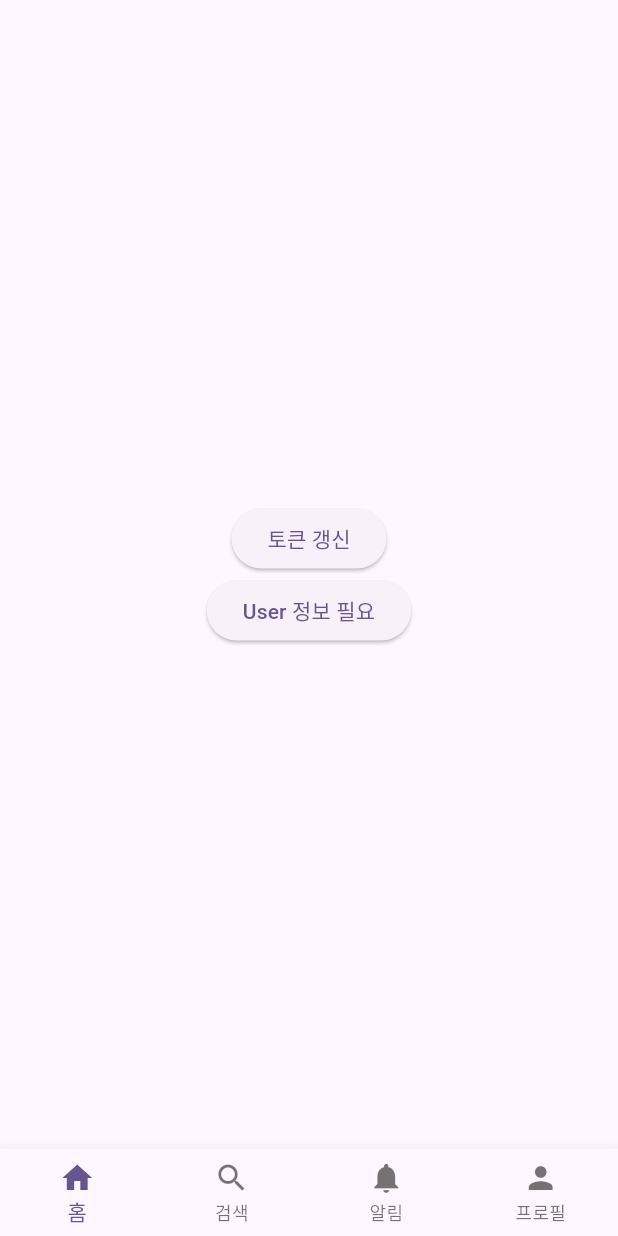
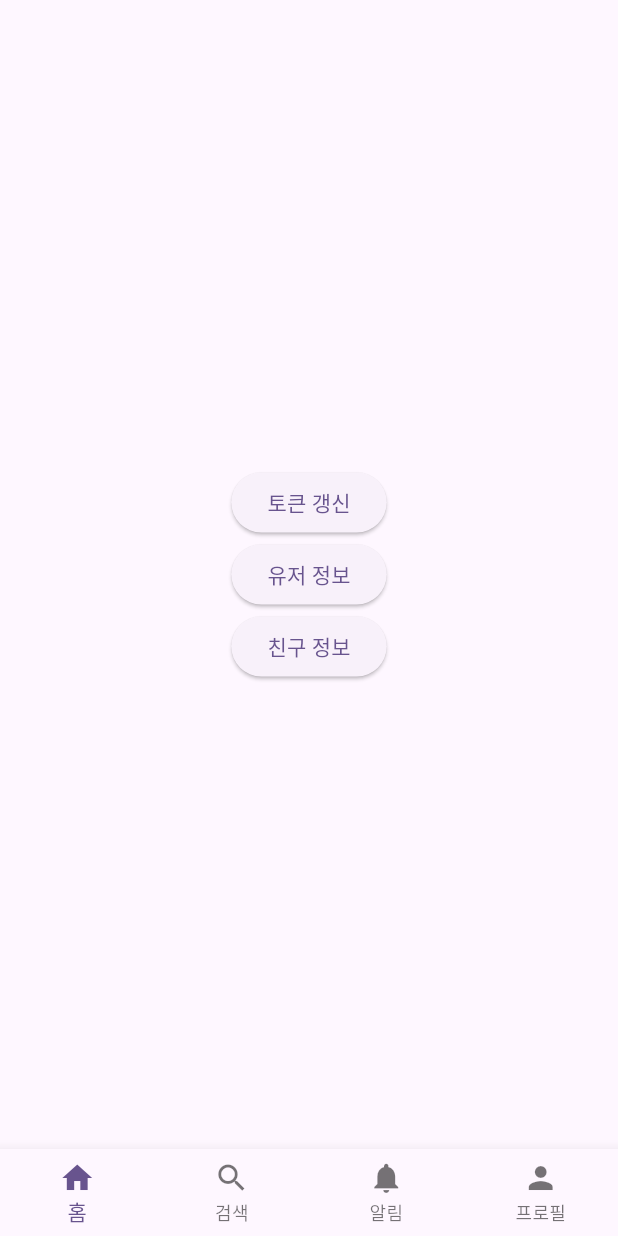
Before and after one commit to BeeChang/practice_flutter, a Flutter app: the screen it shows after launch, on a phone screen of 412 x 824 dp. Run offline on Flutter 3.47's test engine with Material 3 defaults, Android fonts, the phone set to English and light mode, and no system bars; our stand-ins replace dio, flutter_svg, freezed_annotation, get_it, go_router, logger and 3 more; generated files the repository leaves out were written again.

```diff
--- a/lib/api/api_client.dart
+++ b/lib/api/api_client.dart
@@ -17,6 +17,9 @@ abstract class ApiClient {
   @GET("/getUser")
   Future<UserResponse> getUser(@Query('search') String query);
 
+  @GET("/getFriend")
+  Future<UserResponse> getFriend(@Query('search') String query);
+
   @POST("/auth/refresh")
   Future<AuthToken> refreshToken(@Body() Map<String, String> refreshToken);
 }
--- a/lib/ui/home/HomeScreen.dart
+++ b/lib/ui/home/HomeScreen.dart
@@ -40,7 +40,14 @@ class _HomeScreenState extends State<HomeScreen> {
             onPressed: () async {
               await _viewModel.getUserInformation();
             },
-            child: const Text('User 정보 필요'),
+            child: const Text('유저 정보'),
+          ),
+
+          ElevatedButton(
+            onPressed: () async {
+              await _viewModel.getUserFriend();
+            },
+            child: const Text('친구 정보'),
           ),
         ],
       ),
```
Also changed, not shown: lib/repository/user_repository.dart (+10 -0 lines), lib/ui/home/home_viewmodel.dart (+15 -5 lines), lib/api/api_client.g.dart.
